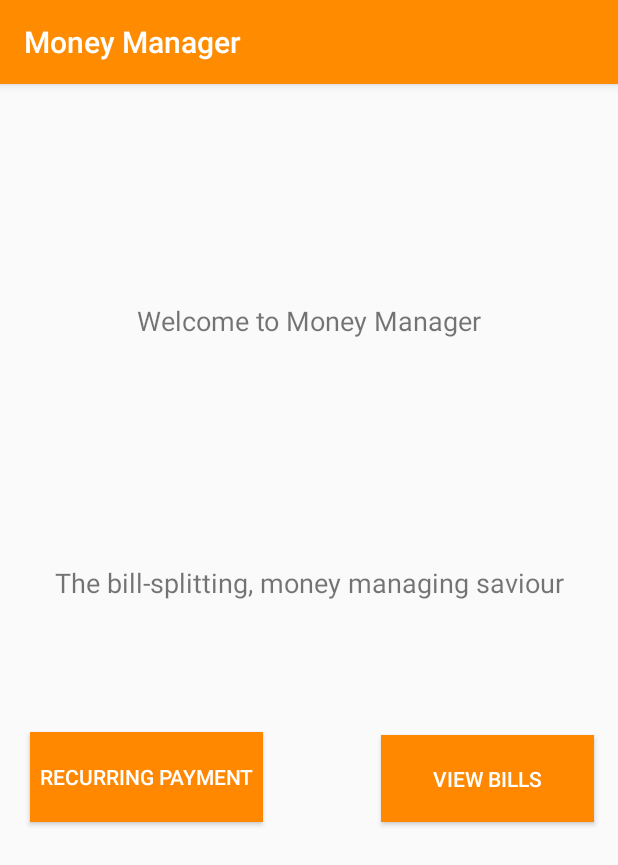
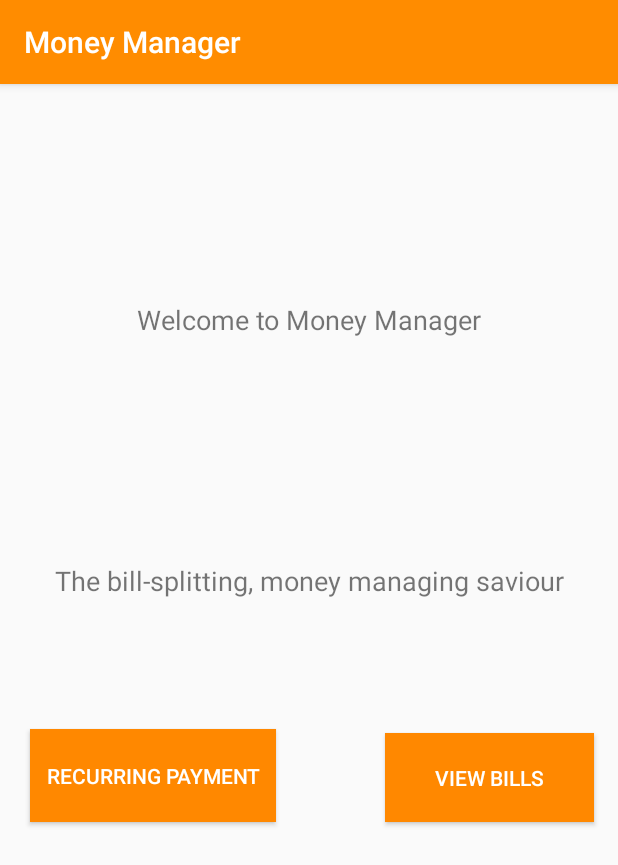
Before and after one commit to jakeshepherd/MoneyManager, an Android app: the MainActivity screen opened directly, with no data from a screen before it, on a phone screen of 412 x 824 dp. Shown: the top 865 px of the screen. Run offline under Robolectric (Android 15) with nearby library versions, the phone set to English and light mode, and no system bars.

Commit message:
Done some robustness for updating data. Also got date to work in updating data. Slight UI changes. Date still doesnt work with the database properly

```diff
--- a/app/build.gradle
+++ b/app/build.gradle
@@ -26,4 +26,5 @@ dependencies {
     testImplementation 'junit:junit:4.12'
     androidTestImplementation 'com.android.support.test:runner:1.0.2'
     androidTestImplementation 'com.android.support.test.espresso:espresso-core:3.0.2'
+    implementation 'com.google.android.gms:play-services-ads:15.0.1'
 }
--- a/app/src/main/res/layout/activity_main.xml
+++ b/app/src/main/res/layout/activity_main.xml
@@ -6,24 +6,10 @@
     android:layout_height="match_parent"
     tools:context=".MainActivity">
 
-    <TextView
-        android:id="@+id/textAnswer"
-        android:layout_width="wrap_content"
-        android:layout_height="wrap_content"
-        android:layout_marginBottom="96dp"
-        android:layout_marginEnd="167dp"
-        android:layout_marginLeft="167dp"
-        android:layout_marginRight="167dp"
-        android:layout_marginStart="167dp"
-        app:fontFamily="serif-monospace"
-        app:layout_constraintBottom_toBottomOf="parent"
-        app:layout_constraintEnd_toEndOf="parent"
-        app:layout_constraintStart_toStartOf="parent" />
-
     <Button
         android:id="@+id/buttonViewBills"
-        android:layout_width="142dp"
-        android:layout_height="58dp"
+        android:layout_width="139dp"
+        android:layout_height="59dp"
         android:layout_marginBottom="276dp"
         android:layout_marginEnd="16dp"
         android:layout_marginLeft="42dp"
@@ -39,8 +25,8 @@
 
     <Button
         android:id="@+id/buttonRecur"
-        android:layout_width="155dp"
-        android:layout_height="60dp"
+        android:layout_width="164dp"
+        android:layout_height="62dp"
         android:layout_marginBottom="276dp"
         android:layout_marginLeft="20dp"
         android:layout_marginStart="20dp"
--- a/app/src/main/res/layout/activity_update_data.xml
+++ b/app/src/main/res/layout/activity_update_data.xml
@@ -121,7 +121,7 @@
         app:layout_constraintVertical_bias="0.0" />
 
     <TextView
-        android:id="@+id/textView8"
+        android:id="@+id/textDate"
         android:layout_width="wrap_content"
         android:layout_height="wrap_content"
         android:layout_marginBottom="167dp"
@@ -146,7 +146,7 @@
         android:layout_marginTop="58dp"
         android:text="Change"
         app:layout_constraintBottom_toBottomOf="parent"
-        app:layout_constraintStart_toEndOf="@+id/textView8"
+        app:layout_constraintStart_toEndOf="@+id/textDate"
         app:layout_constraintTop_toBottomOf="@+id/editNewAmount" />
 
     <Button
```
Also changed, not shown: app/src/main/java/com/example/jakeshepherd/moneymanager/Database.java (+9 -19 lines), app/src/main/java/com/example/jakeshepherd/moneymanager/DeleteData.java (+26 -7 lines), app/src/main/java/com/example/jakeshepherd/moneymanager/RecurringPaymentActivity.java (+4 -3 lines), app/src/main/java/com/example/jakeshepherd/moneymanager/UpdateData.java (+65 -9 lines), app/src/main/res/layout/activity_update.xml (deleted, +0 -9 lines), app/src/main/java/com/example/jakeshepherd/moneymanager/MainActivity.java (line endings or trailing spaces), app/src/main/res/drawable/web_hi_res_512.png (added).
